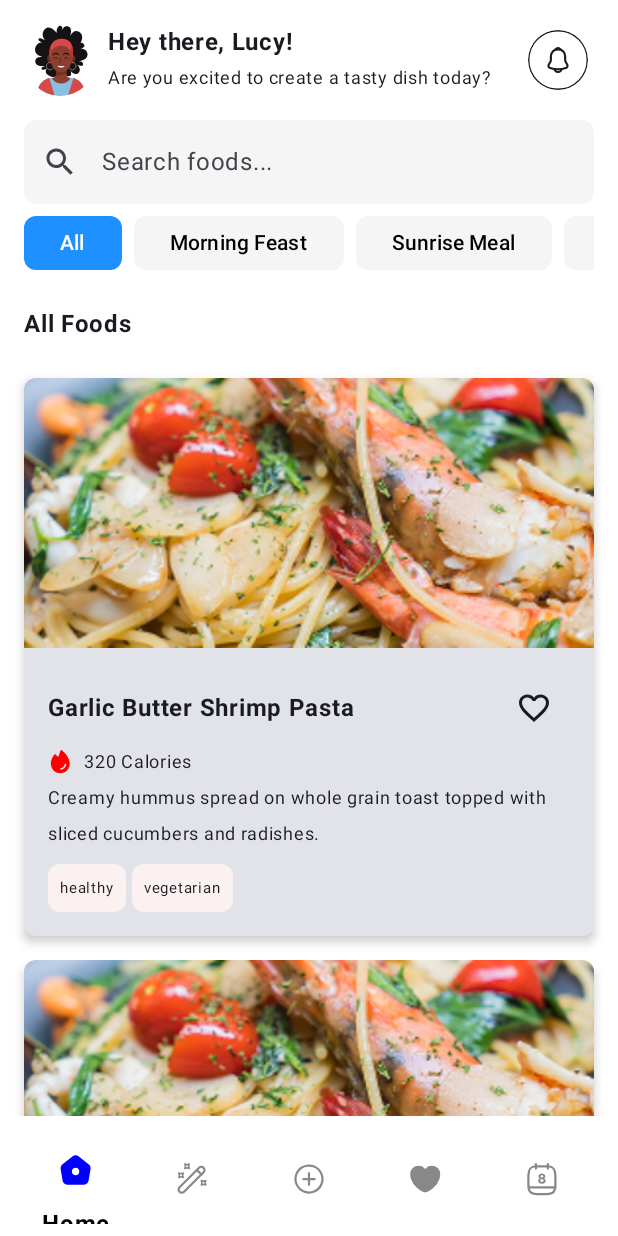
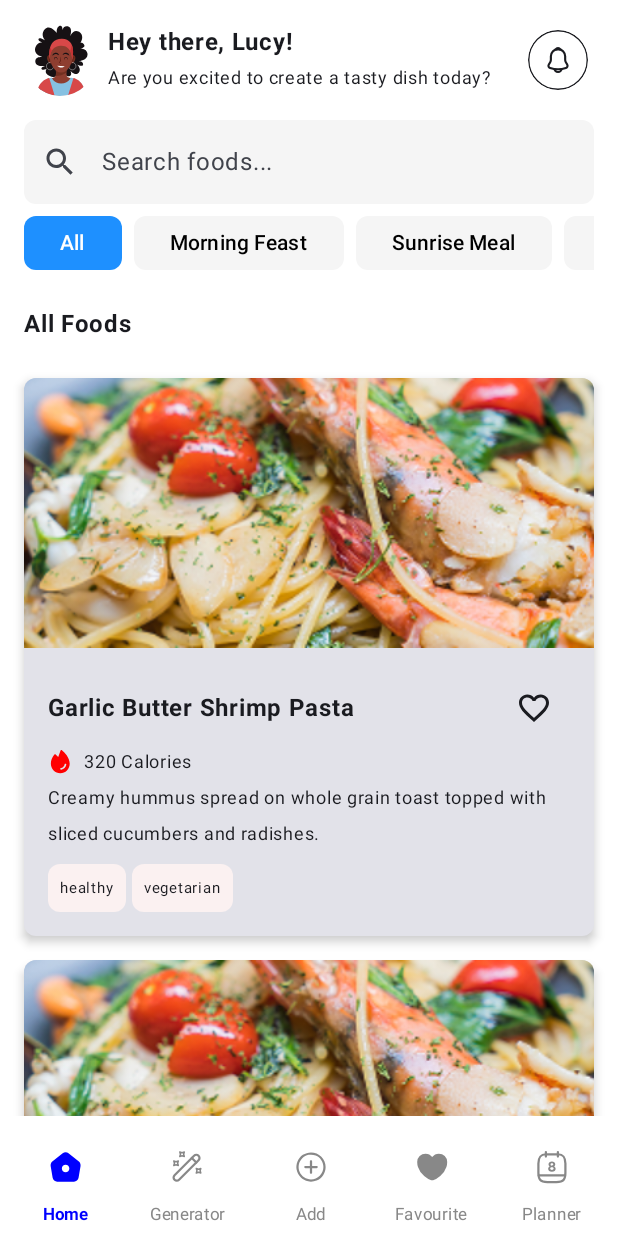
Before and after one commit to RhymezxCode/MyFood, an Android app built with Jetpack Compose: the screen it shows after launch (MainActivity), on a phone screen of 412 x 824 dp. Run offline under Robolectric (Android 15) with nearby library versions, the phone set to English and light mode, and no system bars; our stand-ins replace Dagger/Hilt's generated code.

Commit message:
feat: enhanced bottom navigation bar and edge-to-edge display
- Refactored `MyBottomNavigationBar` to improve navigation item selection and display.

```diff
--- a/app/src/main/java/com/rhymezxcode/food/ui/MainActivity.kt
+++ b/app/src/main/java/com/rhymezxcode/food/ui/MainActivity.kt
@@ -3,7 +3,9 @@ package com.rhymezxcode.food.ui
 import android.os.Bundle
 import androidx.activity.ComponentActivity
 import androidx.activity.compose.setContent
+import androidx.activity.enableEdgeToEdge
 import androidx.compose.foundation.layout.Column
+import androidx.compose.foundation.layout.fillMaxSize
 import androidx.compose.foundation.layout.padding
 import androidx.compose.material3.ExperimentalMaterial3Api
 import androidx.compose.material3.Scaffold
@@ -14,9 +16,19 @@ import androidx.compose.ui.tooling.preview.Preview
 import androidx.navigation.compose.rememberNavController
 import com.rhymezxcode.food.navigation.AppNavigation
 import com.rhymezxcode.food.theme.MyFoodTheme
+import androidx.compose.ui.graphics.Color
+import androidx.compose.ui.graphics.toArgb
+import androidx.activity.SystemBarStyle
+import androidx.compose.foundation.layout.imePadding
 
 class MainActivity : ComponentActivity() {
     override fun onCreate(savedInstanceState: Bundle?) {
+
+        enableEdgeToEdge(
+            statusBarStyle = SystemBarStyle.auto(Color.Transparent.toArgb(), Color.Transparent.toArgb()),
+            navigationBarStyle = SystemBarStyle.auto(Color.Transparent.toArgb(), Color.Transparent.toArgb())
+        )
+
         super.onCreate(savedInstanceState)
         setContent {
             MyFoodTheme {
@@ -29,11 +41,20 @@ class MainActivity : ComponentActivity() {
 @OptIn(ExperimentalMaterial3Api::class)
 @Composable
 fun MainScreen() {
-    val navController = rememberNavController() // Create NavController once
+    val navController = rememberNavController()
     Scaffold(
-        bottomBar = { MyBottomNavigationBar(navController) },
+        bottomBar = {
+            MyBottomNavigationBar(navController)
+        },
+        modifier = Modifier
+            .fillMaxSize()
+            .imePadding() // Fix for system insets & keyboard overlap
     ) { padding ->
-        Column(modifier = Modifier.padding(padding)) { // Apply padding properly
+        Column(
+            modifier = Modifier
+                .fillMaxSize()
+                .padding(padding)
+        ) {
             AppNavigation(navController)
         }
     }
--- a/app/src/main/java/com/rhymezxcode/food/ui/MyBottomNavigationBar.kt
+++ b/app/src/main/java/com/rhymezxcode/food/ui/MyBottomNavigationBar.kt
@@ -3,55 +3,58 @@ package com.rhymezxcode.food.ui
 import androidx.compose.foundation.layout.Arrangement
 import androidx.compose.foundation.layout.Column
 import androidx.compose.foundation.layout.Row
+import androidx.compose.foundation.layout.WindowInsets
 import androidx.compose.foundation.layout.fillMaxWidth
+import androidx.compose.foundation.layout.height
+import androidx.compose.foundation.layout.navigationBars
 import androidx.compose.foundation.layout.padding
+import androidx.compose.foundation.layout.windowInsetsPadding
 import androidx.compose.material3.BottomAppBar
 import androidx.compose.material3.Icon
 import androidx.compose.material3.IconButton
 import androidx.compose.material3.Text
 import androidx.compose.runtime.Composable
-import androidx.compose.runtime.getValue
 import androidx.compose.ui.Alignment
 import androidx.compose.ui.Modifier
 import androidx.compose.ui.graphics.Color
 import androidx.compose.ui.res.painterResource
 import androidx.compose.ui.text.font.FontWeight
+import androidx.compose.ui.tooling.preview.Preview
 import androidx.compose.ui.unit.dp
 import androidx.navigation.NavController
 import androidx.navigation.compose.currentBackStackEntryAsState
+import androidx.navigation.compose.rememberNavController
 import com.rhymezxcode.food.R
 import com.rhymezxcode.food.navigation.NavigationItem
 
 @Composable
 fun MyBottomNavigationBar(navController: NavController) {
-    val navBackStackEntry by navController.currentBackStackEntryAsState()
-    val currentRoute = navBackStackEntry?.destination?.route
-
     val items = getNavigationItems()
 
     BottomAppBar(
         containerColor = Color.White,
         contentColor = Color.Black,
+        modifier = Modifier
+            .windowInsetsPadding(WindowInsets.navigationBars)
     ) {
-        BottomNavContent(items, currentRoute, navController)
+        BottomNavContent(items, navController)
     }
 }
+
 
 @Composable
 fun BottomNavContent(
     items: List<NavigationItem>,
-    currentRoute: String?,
-    navController: NavController,
+    navController: NavController, // removed currentRoute
 ) {
     Row(
         modifier = Modifier
-            .fillMaxWidth()
-            .padding(8.dp),
+            .fillMaxWidth(),
         horizontalArrangement = Arrangement.SpaceAround,
         verticalAlignment = Alignment.CenterVertically,
     ) {
         items.forEach { item ->
-            BottomNavItem(item, isSelected = currentRoute == item.route, navController)
+            BottomNavItem(item, navController)
         }
     }
 }
@@ -59,10 +62,15 @@ fun BottomNavContent(
 @Composable
 fun BottomNavItem(
     item: NavigationItem,
-    isSelected: Boolean,
-    navController: NavController,
+    navController: NavController
 ) {
-    Column(horizontalAlignment = Alignment.CenterHorizontally) {
+    val navBackStackEntry = navController.currentBackStackEntryAsState()
+    val currentRoute = navBackStackEntry.value?.destination?.route
+    val isSelected = currentRoute == item.route
+
+    Column(
+        horizontalAlignment = Alignment.CenterHorizontally
+    ) {
         IconButton(
             onClick = {
                 if (navController.currentDestination?.route != item.route) {
@@ -72,7 +80,7 @@ fun BottomNavItem(
                         restoreState = true
                     }
                 }
-            },
+            }
         ) {
             Icon(
                 painter = painterResource(id = item.icon),
@@ -81,9 +89,12 @@ fun BottomNavItem(
             )
         }
 
-        if (isSelected) {
-            Text(text = item.title, fontWeight = FontWeight.Bold)
-        }
+        Text(
+            text = item.title,
+            fontWeight = if (isSelected) FontWeight.Bold else FontWeight.Normal,
+            color = if (isSelected) Color.Blue else Color.Gray,
+            style = androidx.compose.material3.MaterialTheme.typography.labelSmall,
+        )
     }
 }
 
@@ -95,3 +106,10 @@ fun getNavigationItems(): List<NavigationItem> =
         NavigationItem("Favourite", "favourite", R.drawable.ic_favorite),
         NavigationItem("Planner", "planner", R.drawable.ic_planner),
     )
+
+@Preview(showBackground = true)
+@Composable
+fun BottomNavigationBarPreview() {
+    val navController = rememberNavController()
+    MyBottomNavigationBar(navController = navController)
+}
```
